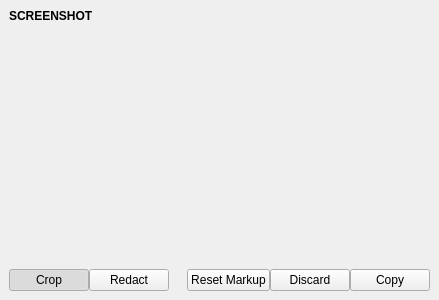
The window that plugins/ScreenshotPlugin/screenshotwindow.ui (theCheeseboard/thedesk) describes before a commit, drawn with Qt 5.
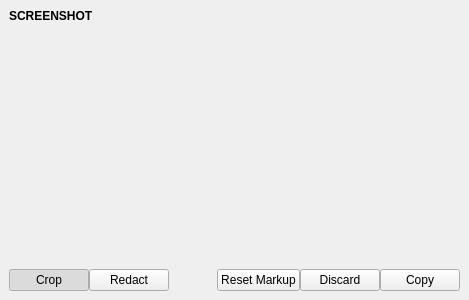
The same window after the commit. Icons and pictures are not drawn.

Patch:
```diff
--- a/plugins/ScreenshotPlugin/screenshotwindow.ui
+++ b/plugins/ScreenshotPlugin/screenshotwindow.ui
@@ -6,7 +6,7 @@
    <rect>
     <x>0</x>
     <y>0</y>
-    <width>400</width>
+    <width>469</width>
     <height>300</height>
    </rect>
   </property>
```
Left out of the diff: 17 changed lines with no effect on the pictures.
